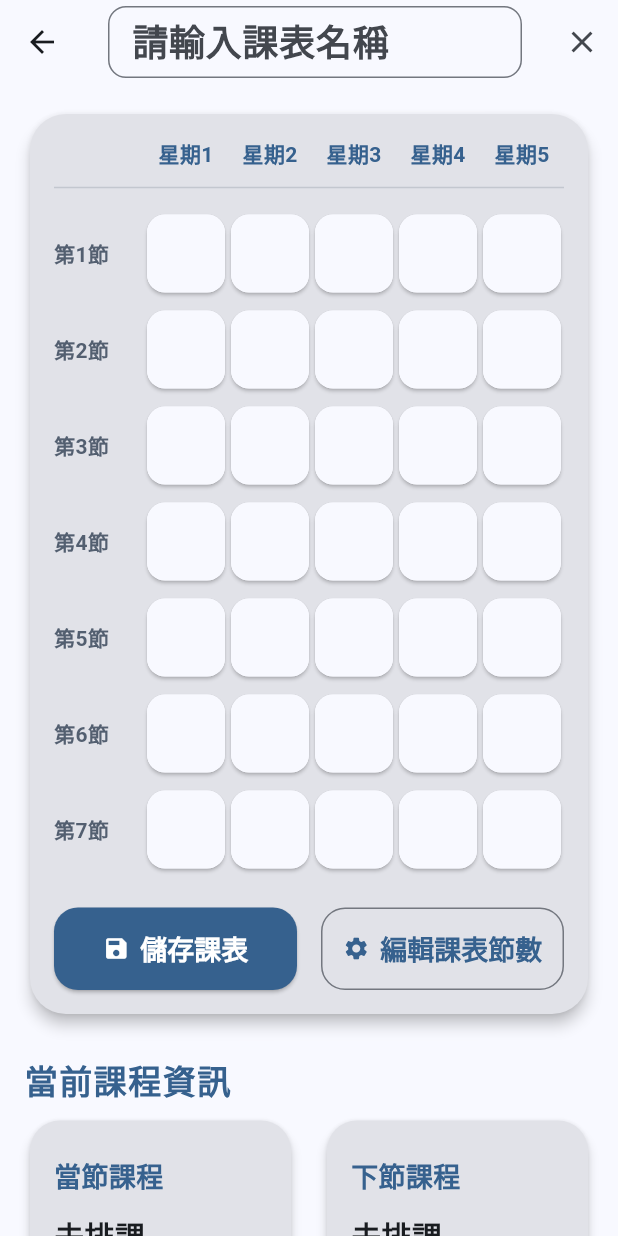
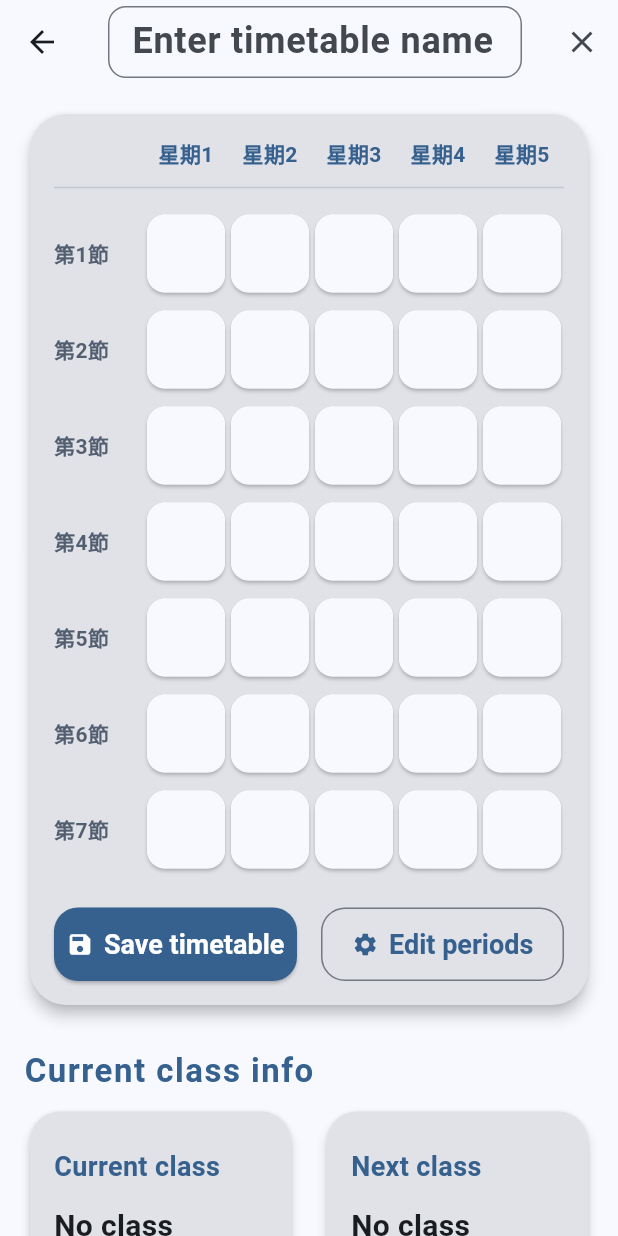
Before and after one commit to chenyili1215/study_app, a Flutter app: the TimetableImporter screen opened directly, after a tap on the "edit" icon, on a phone screen of 412 x 824 dp. Run offline on Flutter 3.47's test engine with Material 3 defaults, Android fonts, the phone set to English and light mode, and no system bars; our stand-ins replace image_picker, photo_view, share_plus, shared_preferences; accounts and stored records are empty.

Commit message:
修正課表

```diff
--- a/lib/app_localizations.dart
+++ b/lib/app_localizations.dart
@@ -83,9 +83,9 @@ class AppLocalizations {
       'current_class_info': '當前課程資訊',
       'current_class': '當節課程',
       'next_class': '下節課程',
-      'not_class_time': '目前非上課時間',
-      'no_scheduled': '未排課',
+
       'none': '無',
+
     },
     'en': {
       'app_title': 'Study App',
@@ -157,8 +157,6 @@ class AppLocalizations {
       'current_class_info': 'Current class info',
       'current_class': 'Current class',
       'next_class': 'Next class',
-      'not_class_time': 'Not in class time',
-      'no_scheduled': 'No class scheduled',
       'none': 'None',
     },
     'ja': {
@@ -231,8 +229,7 @@ class AppLocalizations {
       'current_class_info': '現在の授業情報',
       'current_class': '当該授業',
       'next_class': '次の授業',
-      'not_class_time': '現在は授業時間ではありません',
-      'no_scheduled': '未登録',
+
       'none': 'なし',
     },
   };
--- a/lib/timetable_importer.dart
+++ b/lib/timetable_importer.dart
@@ -1,5 +1,6 @@
 import 'package:flutter/material.dart';
 import 'package:shared_preferences/shared_preferences.dart';
+import 'app_localizations.dart';
 import 'dart:convert';
 
 // 全域課表單例
@@ -81,22 +82,22 @@ class _TimetableImporterState extends State<TimetableImporter> {
       context: context,
       builder: (context) => AlertDialog(
         shape: RoundedRectangleBorder(borderRadius: BorderRadius.circular(20)),
-        title: const Text('設定每天節數', style: TextStyle(fontWeight: FontWeight.bold)),
+        title: Text(AppLocalizations.of(context).t('set_periods_title'), style: const TextStyle(fontWeight: FontWeight.bold)),
         content: TextField(
           controller: controller,
           keyboardType: TextInputType.number,
-          decoration: const InputDecoration(
-            labelText: '每天幾節課',
-            border: OutlineInputBorder(),
+          decoration: InputDecoration(
+            labelText: AppLocalizations.of(context).t('enter_periods_label'),
+            border: const OutlineInputBorder(),
           ),
         ),
         actions: [
           TextButton(
-            child: const Text('取消'),
+            child: Text(AppLocalizations.of(context).t('cancel')),
             onPressed: () => Navigator.of(context).pop(),
           ),
           TextButton(
-            child: const Text('確定'),
+            child: Text(AppLocalizations.of(context).t('save')),
             onPressed: () {
               final val = int.tryParse(controller.text);
               if (val != null && val > 0 && val <= 12) {
@@ -134,7 +135,7 @@ class _TimetableImporterState extends State<TimetableImporter> {
                     border: OutlineInputBorder(
                       borderRadius: BorderRadius.circular(12),
                     ),
-                    hintText: '請輸入課表名稱',
+                    hintText: AppLocalizations.of(context).t('enter_timetable_name'),
                     isDense: true,
                     contentPadding: const EdgeInsets.symmetric(vertical: 8, horizontal: 12),
                   ),
@@ -150,7 +151,7 @@ class _TimetableImporterState extends State<TimetableImporter> {
         actions: [
           IconButton(
             icon: Icon(isEditing ? Icons.close : Icons.edit),
-            tooltip: isEditing ? '取消編輯' : '編輯課表',
+            tooltip: isEditing ? AppLocalizations.of(context).t('cancel') : AppLocalizations.of(context).t('edit_periods'),
             onPressed: () {
               setState(() {
                 _isEditing = !isEditing;
@@ -193,7 +194,9 @@ class _TimetableImporterState extends State<TimetableImporter> {
                     ),
                     const Divider(height: 24),
                     // 課表表格
-                    ...List.generate(timetable.periods, (period) => Padding(
+                    ...List.generate(
+                      timetable.periods,
+                      (period) => Padding(
                         padding: const EdgeInsets.symmetric(vertical: 4),
                         child: Row(
                           children: [
@@ -207,7 +210,9 @@ class _TimetableImporterState extends State<TimetableImporter> {
                                 ),
                               ),
                             ),
-                          ...List.generate(5, (day) => Expanded(
+                            ...List.generate(
+                              5,
+                              (day) => Expanded(
                                 child: Padding(
                                   padding: const EdgeInsets.symmetric(horizontal: 2, vertical: 2),
                                   child: AspectRatio(
@@ -229,10 +234,10 @@ class _TimetableImporterState extends State<TimetableImporter> {
                                                 child: AlertDialog(
                                                   shape: RoundedRectangleBorder(borderRadius: BorderRadius.circular(24)),
                                                   title: Row(
-                                                children: const [
-                                                  Icon(Icons.edit, color: Colors.blueAccent),
-                                                  SizedBox(width: 8),
-                                                  Text('詳細設定', style: TextStyle(fontWeight: FontWeight.bold, fontSize: 22)),
+                                                    children: [
+                                                      const Icon(Icons.edit, color: Colors.blueAccent),
+                                                      const SizedBox(width: 8),
+                                                      Text(AppLocalizations.of(context).t('details'), style: const TextStyle(fontWeight: FontWeight.bold, fontSize: 22)),
                                                     ],
                                                   ),
                                                   content: SingleChildScrollView(
@@ -242,7 +247,7 @@ class _TimetableImporterState extends State<TimetableImporter> {
                                                         TextField(
                                                           controller: subjectController,
                                                           decoration: InputDecoration(
-                                                        labelText: '課程名稱',
+                                                            labelText: AppLocalizations.of(context).t('subject_label'),
                                                             prefixIcon: const Icon(Icons.book),
                                                             border: OutlineInputBorder(borderRadius: BorderRadius.circular(16)),
                                                             filled: true,
@@ -254,7 +259,7 @@ class _TimetableImporterState extends State<TimetableImporter> {
                                                         TextField(
                                                           controller: locationController,
                                                           decoration: InputDecoration(
-                                                        labelText: '上課地點',
+                                                            labelText: AppLocalizations.of(context).t('location_label'),
                                                             prefixIcon: const Icon(Icons.location_on),
                                                             border: OutlineInputBorder(borderRadius: BorderRadius.circular(16)),
                                                             filled: true,
@@ -266,7 +271,7 @@ class _TimetableImporterState extends State<TimetableImporter> {
                                                         TextField(
                                                           controller: teacherController,
                                                           decoration: InputDecoration(
-                                                        labelText: '老師名字',
+                                                            labelText: AppLocalizations.of(context).t('teacher_label'),
                                                             prefixIcon: const Icon(Icons.person),
                                                             border: OutlineInputBorder(borderRadius: BorderRadius.circular(16)),
                                                             filled: true,
@@ -280,7 +285,7 @@ class _TimetableImporterState extends State<TimetableImporter> {
                                                   actions: [
                                                     TextButton.icon(
                                                       icon: const Icon(Icons.save, color: Colors.blueAccent),
-                                                  label: const Text('儲存', style: TextStyle(fontWeight: FontWeight.bold)),
+                                                      label: Text(AppLocalizations.of(context).t('save'), style: const TextStyle(fontWeight: FontWeight.bold)),
                                                       onPressed: () {
                                                         final subject = subjectController.text;
                                                         final location = locationController.text;
@@ -308,20 +313,11 @@ class _TimetableImporterState extends State<TimetableImporter> {
                                                     ),
                                                     TextButton.icon(
                                                       icon: const Icon(Icons.cancel, color: Colors.grey),
-                                                  label: const Text('取消'),
+                                                      label: Text(AppLocalizations.of(context).t('cancel')),
                                                       onPressed: () => Navigator.of(context).pop(),
                                                     ),
                                                   ],
                                                 ),
-                                          ),
-                                        );
-                                      },
-                                      transitionBuilder: (context, animation, secondaryAnimation, child) {
-                                        return ScaleTransition(
-                                          scale: CurvedAnimation(parent: animation, curve: Curves.easeOutBack),
-                                          child: FadeTransition(
-                                            opacity: animation,
-                                            child: child,
                                               ),
                                             );
                                           },
@@ -380,10 +376,12 @@ class _TimetableImporterState extends State<TimetableImporter> {
                                     ),
                                   ),
                                 ),
-                          )),
+                              ),
+                            ),
                           ],
                         ),
-                    )),
+                      ),
+                    ),
                     if (isEditing)
                       Padding(
                         padding: const EdgeInsets.only(top: 20),
@@ -392,7 +390,7 @@ class _TimetableImporterState extends State<TimetableImporter> {
                             Expanded(
                               child: ElevatedButton.icon(
                                 icon: const Icon(Icons.save),
-                                label: const Text('儲存課表'),
+                                label: Text(AppLocalizations.of(context).t('save_timetable')),
                                 style: ElevatedButton.styleFrom(
                                   shape: RoundedRectangleBorder(borderRadius: BorderRadius.circular(16)),
                                   padding: const EdgeInsets.symmetric(vertical: 14),
@@ -406,7 +404,7 @@ class _TimetableImporterState extends State<TimetableImporter> {
                                     _isEditing = false;
                                   });
                                   ScaffoldMessenger.of(context).showSnackBar(
-                                    const SnackBar(content: Text('課表已儲存')),
+                                    SnackBar(content: Text(AppLocalizations.of(context).t('timetable_saved'))),
                                   );
                                 },
                               ),
@@ -415,7 +413,7 @@ class _TimetableImporterState extends State<TimetableImporter> {
                             Expanded(
                               child: OutlinedButton.icon(
                                 icon: const Icon(Icons.settings),
-                                label: const Text('編輯課表節數'),
+                                label: Text(AppLocalizations.of(context).t('edit_periods')),
                                 style: OutlinedButton.styleFrom(
                                   shape: RoundedRectangleBorder(borderRadius: BorderRadius.circular(16)),
                                   padding: const EdgeInsets.symmetric(vertical: 14),
@@ -433,7 +431,7 @@ class _TimetableImporterState extends State<TimetableImporter> {
             ),
             const SizedBox(height: 24),
             Text(
-              '當前課程資訊',
+              AppLocalizations.of(context).t('current_class_info'),
               style: TextStyle(
                 fontSize: 22,
                 fontWeight: FontWeight.bold,
@@ -472,16 +470,16 @@ class _TimetableImporterState extends State<TimetableImporter> {
                           int todayIdx = (today - 1).clamp(0, 4);
 
                           String getSubject(int period) {
-                            if (period < 1 || period > timetable.periods) return '目前非上課時間';
+                            if (period < 1 || period > timetable.periods) return AppLocalizations.of(context).t('not_class_time');
                             final subject = timetable.table[todayIdx][period - 1];
-                            return subject.isEmpty ? '未排課' : subject;
+                            return subject.isEmpty ? AppLocalizations.of(context).t('no_scheduled') : subject;
                           }
 
                           return Column(
                             crossAxisAlignment: CrossAxisAlignment.start,
                             children: [
                               Text(
-                                '當節課程',
+                                AppLocalizations.of(context).t('current_class'),
                                 style: TextStyle(
                                   fontSize: 18,
                                   fontWeight: FontWeight.bold,
@@ -528,16 +526,16 @@ class _TimetableImporterState extends State<TimetableImporter> {
                           int todayIdx = (today - 1).clamp(0, 4);
 
                           String getSubject(int period) {
-                            if (period < 1 || period > 7) return '無';
+                            if (period < 1 || period > 7) return AppLocalizations.of(context).t('none');
                             final subject = timetable.table[todayIdx][period - 1];
-                            return subject.isEmpty ? '未排課' : subject;
+                            return subject.isEmpty ? AppLocalizations.of(context).t('no_scheduled') : subject;
                           }
 
                           return Column(
                             crossAxisAlignment: CrossAxisAlignment.start,
                             children: [
                               Text(
-                                '下節課程',
+                                AppLocalizations.of(context).t('next_class'),
                                 style: TextStyle(
                                   fontSize: 18,
                                   fontWeight: FontWeight.bold,
```
Lines whose indentation alone changed are shown as unchanged.
